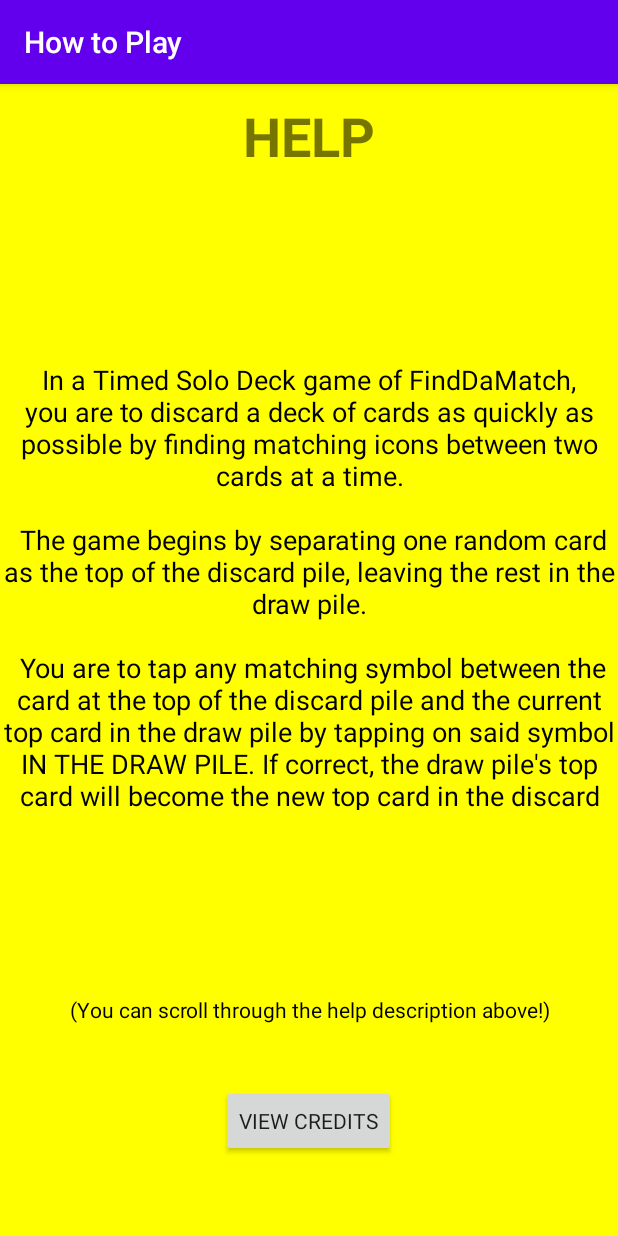
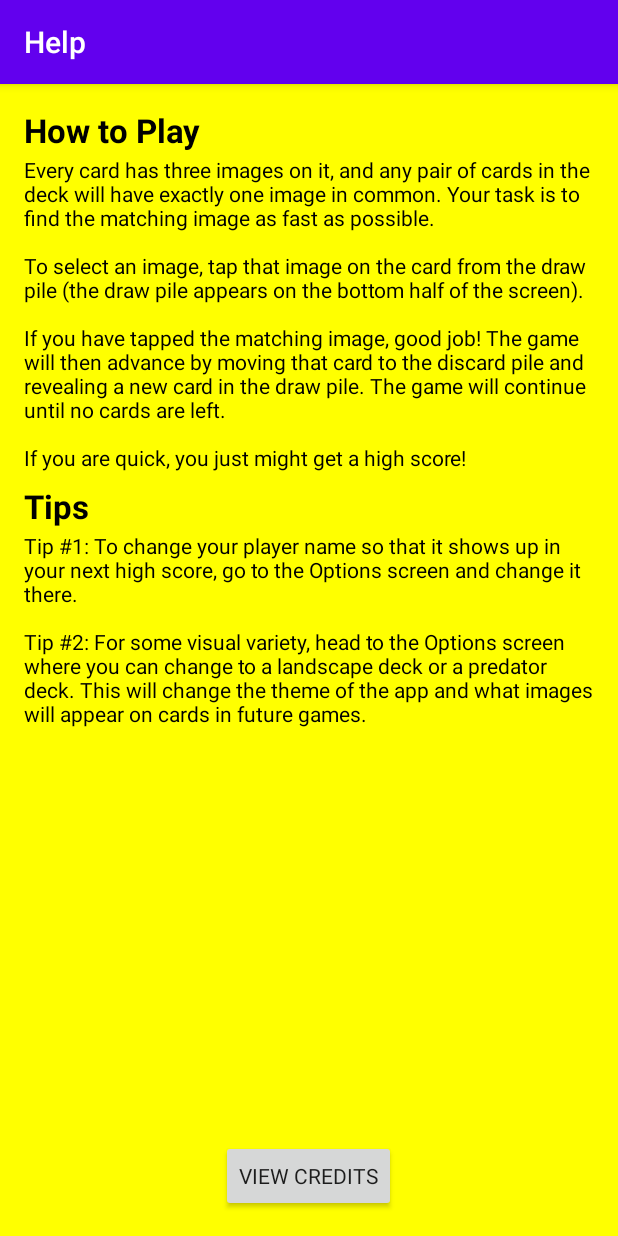
Before and after one commit to bhoward27/276-prj, an Android app: the HelpActivity screen opened directly, with no data from a screen before it, on a phone screen of 412 x 824 dp. Run offline under Robolectric (Android 15) with nearby library versions, the phone set to English and light mode, and no system bars.

Commit message:
Change game instructions text in HelpActivity.
Add tips to HelpActivity and modify headings. Modify constraints on
MainMenuActivity for better symmetry.

```diff
--- a/app/src/main/res/layout/activity_help.xml
+++ b/app/src/main/res/layout/activity_help.xml
@@ -9,59 +9,81 @@
 
     <TextView
         android:id="@+id/helpDescriptionTItle"
-        android:layout_width="wrap_content"
-        android:layout_height="84dp"
+        android:layout_width="0dp"
+        android:layout_height="wrap_content"
+        android:layout_marginStart="16dp"
+        android:layout_marginTop="16dp"
+        android:layout_marginEnd="16dp"
         android:fontFamily="sans-serif"
         android:text="@string/txt_help_Description_Title"
-        android:textAlignment="center"
-        android:textSize="36sp"
+        android:textAlignment="textStart"
+        android:textAppearance="@style/TextAppearance.AppCompat.Medium"
+        android:textColor="@android:color/black"
+        android:textSize="22sp"
         android:textStyle="bold"
-        app:layout_constraintBottom_toBottomOf="parent"
         app:layout_constraintEnd_toEndOf="parent"
         app:layout_constraintStart_toStartOf="parent"
-        app:layout_constraintTop_toTopOf="parent"
-        app:layout_constraintVertical_bias="0.015" />
+        app:layout_constraintTop_toTopOf="parent" />
 
     <TextView
         android:id="@+id/helpDescription"
-        android:layout_width="wrap_content"
-        android:layout_height="299dp"
+        android:layout_width="0dp"
+        android:layout_height="wrap_content"
+        android:layout_marginStart="16dp"
+        android:layout_marginTop="2dp"
+        android:layout_marginEnd="16dp"
         android:fontFamily="sans-serif"
         android:text="@string/txt_help_description"
-        android:textAlignment="center"
-        android:textColor="@color/black"
-        android:textSize="18sp"
-        app:layout_constraintBottom_toBottomOf="parent"
+        android:textAlignment="viewStart"
+        android:textAppearance="@style/TextAppearance.AppCompat.Body1"
+        android:textColor="@android:color/black"
+        android:textSize="14sp"
         app:layout_constraintEnd_toEndOf="parent"
-        app:layout_constraintHorizontal_bias="0.551"
+        app:layout_constraintHorizontal_bias="0.0"
         app:layout_constraintStart_toStartOf="parent"
-        app:layout_constraintTop_toTopOf="parent"
-        app:layout_constraintVertical_bias="0.394" />
-
-    <TextView
-        android:id="@+id/scrollAdvice"
-        android:layout_width="wrap_content"
-        android:layout_height="25dp"
-        android:fontFamily="sans-serif"
-        android:text="@string/txt_scroll_advice"
-        android:textAlignment="center"
-        android:textColor="@color/black"
-        app:layout_constraintBottom_toBottomOf="parent"
-        app:layout_constraintEnd_toEndOf="parent"
-        app:layout_constraintStart_toStartOf="parent"
-        app:layout_constraintTop_toTopOf="parent"
-        app:layout_constraintVertical_bias="0.818" />
+        app:layout_constraintTop_toBottomOf="@+id/helpDescriptionTItle" />
 
     <Button
         android:id="@+id/btnCredits"
         android:layout_width="wrap_content"
         android:layout_height="wrap_content"
+        android:layout_marginStart="16dp"
+        android:layout_marginEnd="16dp"
+        android:layout_marginBottom="16dp"
         android:fontFamily="sans-serif"
         android:text="@string/btn_view_credits"
         app:layout_constraintBottom_toBottomOf="parent"
         app:layout_constraintEnd_toEndOf="parent"
         app:layout_constraintHorizontal_bias="0.498"
+        app:layout_constraintStart_toStartOf="parent" />
+
+    <TextView
+        android:id="@+id/textView2"
+        android:layout_width="0dp"
+        android:layout_height="wrap_content"
+        android:layout_marginStart="16dp"
+        android:layout_marginTop="8dp"
+        android:layout_marginEnd="16dp"
+        android:text="@string/txt_heading_tips"
+        android:textAlignment="viewStart"
+        android:textAppearance="@style/TextAppearance.AppCompat.Large"
+        android:textColor="@android:color/black"
+        android:textStyle="bold"
+        app:layout_constraintEnd_toEndOf="parent"
         app:layout_constraintStart_toStartOf="parent"
-        app:layout_constraintTop_toTopOf="parent"
-        app:layout_constraintVertical_bias="0.927" />
+        app:layout_constraintTop_toBottomOf="@+id/helpDescription" />
+
+    <TextView
+        android:id="@+id/textView3"
+        android:layout_width="0dp"
+        android:layout_height="wrap_content"
+        android:layout_marginStart="16dp"
+        android:layout_marginTop="2dp"
+        android:layout_marginEnd="16dp"
+        android:text="@string/txt_body_tips"
+        android:textAppearance="@style/TextAppearance.AppCompat.Body1"
+        android:textColor="@android:color/black"
+        app:layout_constraintEnd_toEndOf="parent"
+        app:layout_constraintStart_toStartOf="parent"
+        app:layout_constraintTop_toBottomOf="@+id/textView2" />
 </androidx.constraintlayout.widget.ConstraintLayout>
--- a/app/src/main/res/values/strings.xml
+++ b/app/src/main/res/values/strings.xml
@@ -1,7 +1,7 @@
 <resources>
     <string name="app_name">Find daMatch</string>
     <string name="title_credits_activity">Credits</string>
-    <string name="title_help_activity">How to Play</string>
+    <string name="title_help_activity">Help</string>
     <string name="title_high_scores_activity">High Scores</string>
     <string name="title_main_menu_activity">Main Menu</string>
     <string name="title_options_activity">Options</string>
@@ -11,15 +11,19 @@
     <string name="btn_return_after_win">Hooray!</string>
     <string name="btn_view_credits">View Credits</string>
     <string name="txt_placeholder_score">Score goes here</string>
-    <string name="txt_help_Description_Title">HELP</string>
-    <string name="txt_help_description">In a "Timed Solo Deck" game of FindDaMatch, you are to discard a deck of cards as quickly as possible
-        by finding matching icons between two cards at a time.\n\n
-        The game begins by separating one random card as the top of the discard pile, leaving the rest in the draw pile.\n\n
-        You are to tap any matching symbol between the card at the top of the discard pile and the current top card in the draw pile by tapping on said symbol IN THE DRAW PILE.
-        If correct, the draw pile\'s top card will become the new top card in the discard pile and you\'ll have to keep picking until all cards go to the discard pile.
-        \n\nYou\'re timed the moment the game begins, so match quickly!
-        \n\nIn the Options menu you can enter your player name as it will appear on the High Scores if your score is within the top 5. You can also choose between
-        two deck themes available: Landscapes, and Predators!
+    <string name="txt_help_Description_Title">How to Play</string>
+    <string name="txt_help_description">Every card has three images on it, and any pair of cards
+        in the deck will have exactly one image in common. Your task is to find the matching image
+        as fast as possible.\n\nTo select an image, tap that image on the card from the draw pile
+        (the draw pile appears on the bottom half of the screen).\n\nIf you have tapped the matching image, good job! The game will then advance by moving that
+        card to the discard pile and revealing a new card in the draw pile. The game will
+        continue until no cards are left.\n\nIf you are quick, you just might get a high score!
+    </string>
+    <string name="txt_heading_tips">Tips</string>
+    <string name="txt_body_tips">Tip #1: To change your player name so that it shows up in your next
+        high score, go to the Options screen and change it there.\n\nTip #2: For some visual variety, head to the Options screen where you can change
+        to a landscape deck or a predator deck. This will change the theme of the app and what
+        images will appear on cards in future games.
     </string>
     <string name="txt_scroll_advice">(You can scroll through the help description above!)</string>
     <string name="txt_game_title_main_menu">FindDaMatch\nMain Menu</string>
```
Also changed, not shown: app/src/main/res/layout/activity_main_menu.xml (+53 -62 lines).
